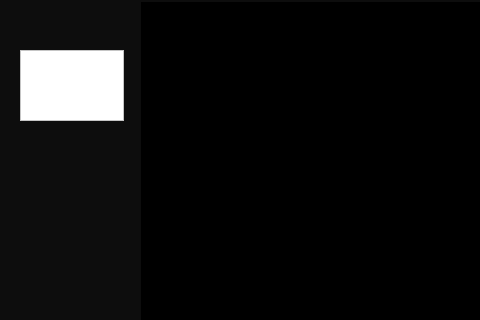
The window that Raspberry QT/mainwindow.ui (lukaszwazny/E-kiosk) describes before a commit, drawn with Qt 5; both pictures show x 0 to 480 and y 0 to 320 of the 1024 by 768 pixel window.
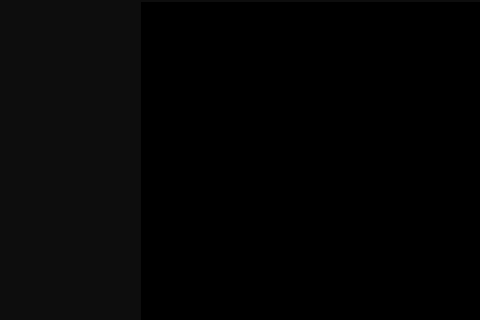
The same window after the commit. Icons and pictures are not drawn.

```diff
--- a/Raspberry QT/mainwindow.ui
+++ b/Raspberry QT/mainwindow.ui
@@ -145,20 +145,6 @@
      <enum>QFrame::Raised</enum>
     </property>
    </widget>
-   <widget class="QTextEdit" name="textEdit">
-    <property name="geometry">
-     <rect>
-      <x>20</x>
-      <y>50</y>
-      <width>104</width>
-      <height>71</height>
-     </rect>
-    </property>
-    <property name="styleSheet">
-     <string notr="true">background-color: rgb(255, 255, 255);
-color: rgb(0, 0, 0);</string>
-    </property>
-   </widget>
   </widget>
   <widget class="QMenuBar" name="menubar">
    <property name="geometry">
```
